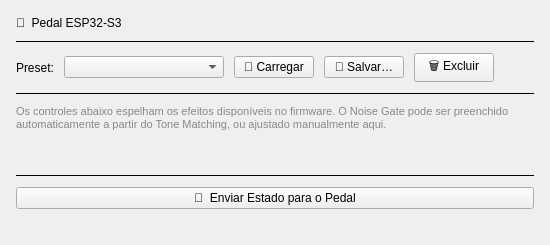
Qt form gui/tab_hardware.ui (broken-usb/uninstrumephy) before a commit.
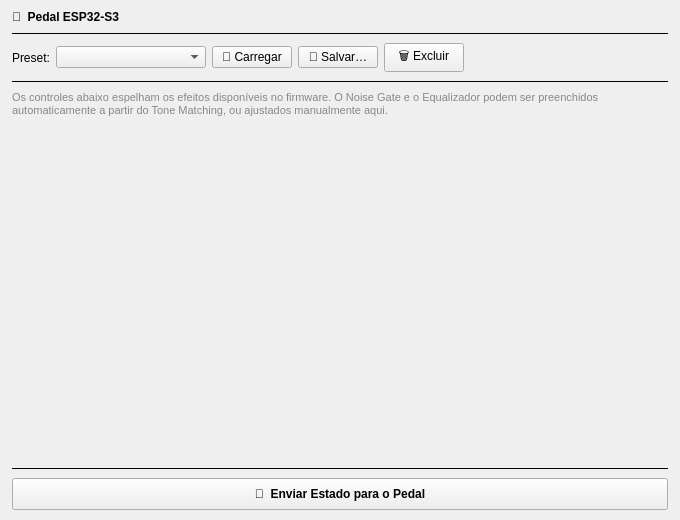
The same form after that commit.

Commit message: Implementação de novos efeitos e ajustes na comunicação com a ESP de acordo com o novo Firmware.

The edit to the form file:
```diff
--- a/gui/tab_hardware.ui
+++ b/gui/tab_hardware.ui
@@ -2,24 +2,37 @@
 <ui version="4.0">
  <class>TabHardware</class>
  <widget class="QWidget" name="TabHardware">
+  <property name="geometry">
+   <rect>
+    <x>0</x>
+    <y>0</y>
+    <width>680</width>
+    <height>520</height>
+   </rect>
+  </property>
   <layout class="QVBoxLayout" name="hardwareTabLayout">
    <property name="spacing">
-    <number>10</number>
+    <number>8</number>
    </property>
    <property name="leftMargin">
-    <number>16</number>
+    <number>12</number>
    </property>
    <property name="topMargin">
-    <number>16</number>
+    <number>10</number>
    </property>
    <property name="rightMargin">
-    <number>16</number>
+    <number>12</number>
    </property>
    <property name="bottomMargin">
-    <number>16</number>
+    <number>10</number>
    </property>
    <item>
     <widget class="QLabel" name="lbl_hardware_title">
+     <property name="font">
+      <font>
+       <bold>true</bold>
+      </font>
+     </property>
      <property name="text">
       <string>🔌  Pedal ESP32-S3</string>
      </property>
@@ -37,6 +50,9 @@
    </item>
    <item>
     <layout class="QHBoxLayout" name="presetsLayout">
+     <property name="spacing">
+      <number>6</number>
+     </property>
      <item>
       <widget class="QLabel" name="lbl_presets_title">
        <property name="text">
@@ -48,7 +64,7 @@
       <widget class="QComboBox" name="combo_presets">
        <property name="minimumSize">
         <size>
-         <width>160</width>
+         <width>150</width>
          <height>0</height>
         </size>
        </property>
@@ -103,7 +119,7 @@
    <item>
     <widget class="QLabel" name="lbl_hardware_hint">
      <property name="text">
-      <string>Os controles abaixo espelham os efeitos disponíveis no firmware. O Noise Gate pode ser preenchido automaticamente a partir do Tone Matching, ou ajustado manualmente aqui.</string>
+      <string>Os controles abaixo espelham os efeitos disponíveis no firmware. O Noise Gate e o Equalizador podem ser preenchidos automaticamente a partir do Tone Matching, ou ajustados manualmente aqui.</string>
      </property>
      <property name="wordWrap">
       <bool>true</bool>
@@ -124,10 +140,25 @@
     </widget>
    </item>
    <item>
-    <widget class="QWidget" name="containerEffects" native="true">
+    <widget class="QScrollArea" name="scrollAreaEffects">
+     <property name="frameShape">
+      <enum>QFrame::Shape::NoFrame</enum>
+     </property>
+     <property name="widgetResizable">
+      <bool>true</bool>
+     </property>
+     <widget class="QWidget" name="containerEffects">
+      <property name="geometry">
+       <rect>
+        <x>0</x>
+        <y>0</y>
+        <width>656</width>
+        <height>300</height>
+       </rect>
+      </property>
      <layout class="QVBoxLayout" name="effectsContainerLayout">
       <property name="spacing">
-       <number>10</number>
+        <number>6</number>
       </property>
       <property name="leftMargin">
        <number>0</number>
@@ -136,12 +167,13 @@
        <number>0</number>
       </property>
       <property name="rightMargin">
-       <number>0</number>
+        <number>6</number>
       </property>
       <property name="bottomMargin">
        <number>0</number>
       </property>
      </layout>
+     </widget>
     </widget>
    </item>
    <item>
@@ -156,24 +188,22 @@
    </item>
    <item>
     <widget class="QPushButton" name="btn_send_hardware">
+     <property name="minimumSize">
+      <size>
+       <width>0</width>
+       <height>32</height>
+      </size>
+     </property>
+     <property name="font">
+      <font>
+       <bold>true</bold>
+      </font>
+     </property>
      <property name="text">
       <string>🔌  Enviar Estado para o Pedal</string>
      </property>
     </widget>
    </item>
-   <item>
-    <spacer name="hardwareBottomSpacer">
-     <property name="orientation">
-      <enum>Qt::Orientation::Vertical</enum>
-     </property>
-     <property name="sizeHint" stdset="0">
-      <size>
-       <width>20</width>
-       <height>20</height>
-      </size>
-     </property>
-    </spacer>
-   </item>
   </layout>
  </widget>
  <resources/>
```
Left out of the diff: 12 changed lines with no effect on the pictures. Lines whose indentation alone changed are shown as unchanged. The commit also changes 5 other files.
